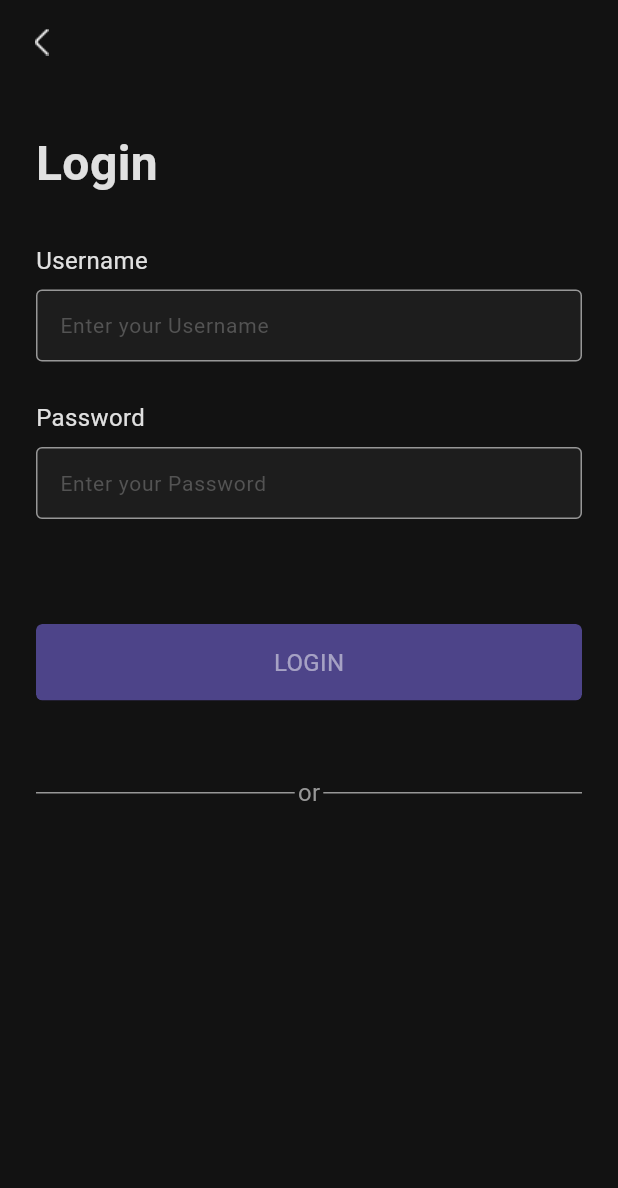
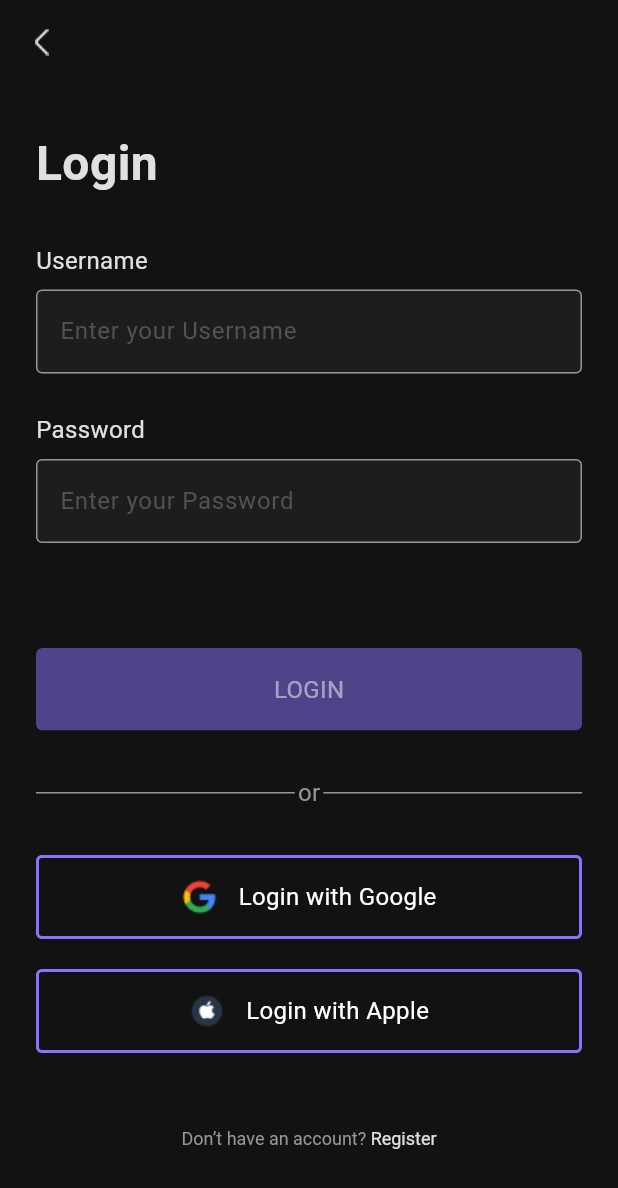
Before and after one commit to DargaHasanBasri/want_to_do, a Flutter app: the screen it shows after launch, on a phone screen of 412 x 824 dp. Shown: the top 1188 px of the screen. Run offline on Flutter 3.47's test engine with Material 3 defaults, Android fonts, the phone set to English and light mode, and no system bars.

Commit message:
Update login page and Fix some bugs

```diff
--- a/lib/main.dart
+++ b/lib/main.dart
@@ -1,6 +1,8 @@
 import 'package:flutter/material.dart';
 import 'package:flutter/services.dart';
 import 'package:want_to_do/ui/pages/login/login_provider.dart';
+import 'package:want_to_do/ui/pages/onboarding/onboarding_provider.dart';
+import 'package:want_to_do/ui/pages/splash/splash_page.dart';
 import 'package:want_to_do/ui/pages/welcome/welcome_provider.dart';
 
 void main() {
--- a/lib/ui/pages/login/login_page.dart
+++ b/lib/ui/pages/login/login_page.dart
@@ -1,3 +1,4 @@
+import 'package:flutter/gestures.dart';
 import 'package:flutter/material.dart';
 import 'package:want_to_do/base/base_stateful_state.dart';
 import 'package:want_to_do/ui/widgets/custom_button.dart';
@@ -20,8 +21,8 @@ class _LoginPageState extends BaseStatefulState<LoginPage> {
   Widget build(BuildContext context) {
     return Scaffold(
       appBar: AppBar(
-        elevation: 0,
-        backgroundColor: Colors.transparent,
+        backgroundColor: AppColors.backgroundColor,
+        forceMaterialTransparency: true,
         leading: IconButton(
           padding: EdgeInsets.zero,
           onPressed: () {},
@@ -37,7 +38,8 @@ class _LoginPageState extends BaseStatefulState<LoginPage> {
   }
 
   Widget _buildBody() {
-    return SafeArea(
+    return SingleChildScrollView(
+      child: SafeArea(
         child: Padding(
           padding: AppPaddings.pagePaddingHorizontal,
           child: Column(
@@ -75,8 +77,59 @@ class _LoginPageState extends BaseStatefulState<LoginPage> {
                 backgroundColor: AppColors.crocusPurple.withOpacity(0.5),
                 titleColor: AppColors.white.withOpacity(0.5),
               ),
+              SizedBox(height: 30),
+              _orText(),
+              SizedBox(height: 30),
+              CustomButton(
+                title: 'Login with Google',
+                iconLogoAddress: 'ic_logo_google',
+                onClick: () {},
+                backgroundColor: AppColors.backgroundColor,
+                borderColor: AppColors.crocusPurple,
+              ),
+              SizedBox(height: 20),
+              CustomButton(
+                title: 'Login with Apple',
+                iconLogoAddress: 'ic_logo_apple',
+                onClick: () {},
+                backgroundColor: AppColors.backgroundColor,
+                borderColor: AppColors.crocusPurple,
+              ),
               SizedBox(height: 50),
-            Row(
+              Center(
+                child: RichText(
+                  textAlign: TextAlign.center,
+                  text: TextSpan(
+                    text: 'Don’t have an account? ',
+                    style: TextStyle(
+                      color: AppColors.mountainMist,
+                      fontSize: 12,
+                      fontWeight: FontWeight.w400,
+                    ),
+                    children: [
+                      TextSpan(
+                        text: 'Register',
+                        style: TextStyle(
+                          color: AppColors.white.withOpacity(0.87),
+                          fontSize: 12,
+                          fontWeight: FontWeight.w400,
+                        ),
+                        recognizer: TapGestureRecognizer()..onTap = () {},
+                      ),
+                    ],
+                  ),
+                ),
+              ),
+              SizedBox(height: 20),
+            ],
+          ),
+        ),
+      ),
+    );
+  }
+
+  Widget _orText() {
+    return Row(
       children: [
         Expanded(
           child: Container(
@@ -104,10 +157,6 @@ class _LoginPageState extends BaseStatefulState<LoginPage> {
           ),
         ),
       ],
-            ),
-          ],
-        ),
-      ),
     );
   }
 }
--- a/lib/ui/pages/welcome/welcome_page.dart
+++ b/lib/ui/pages/welcome/welcome_page.dart
@@ -14,6 +14,18 @@ class _WelcomePageState extends State<WelcomePage> {
   @override
   Widget build(BuildContext context) {
     return Scaffold(
+      appBar: AppBar(
+        backgroundColor: AppColors.backgroundColor,
+        forceMaterialTransparency: true,
+        leading: IconButton(
+          padding: EdgeInsets.zero,
+          onPressed: () {},
+          icon: Image.asset(
+            'assets/ic_arrow_back.png',
+            color: AppColors.white,
+          ),
+        ),
+      ),
       backgroundColor: AppColors.backgroundColor,
       body: _buildBody(),
     );
@@ -25,17 +37,22 @@ class _WelcomePageState extends State<WelcomePage> {
         padding: AppPaddings.pagePaddingHorizontal,
         child: Column(
           crossAxisAlignment: CrossAxisAlignment.start,
+          mainAxisAlignment: MainAxisAlignment.spaceBetween,
           children: [
-            IconButton(
-              onPressed: () {},
-              icon: Image.asset(
-                'assets/ic_arrow_back.png',
-                color: AppColors.white,
+            _welcomeMessage(),
+            _loginAndCreateButton(),
+          ],
         ),
       ),
+    );
+  }
+
+  Widget _welcomeMessage() {
+    return Column(
+      children: [
         Center(
           child: Padding(
-                padding: const EdgeInsets.only(top: 58),
+            padding: const EdgeInsets.only(top: 50),
             child: Text(
               'Welcome to WantToDo',
               style: TextStyle(
@@ -45,7 +62,7 @@ class _WelcomePageState extends State<WelcomePage> {
                 overflow: TextOverflow.ellipsis,
               ),
               textAlign: TextAlign.center,
-                  maxLines: 2,
+              maxLines: 3,
             ),
           ),
         ),
@@ -60,10 +77,16 @@ class _WelcomePageState extends State<WelcomePage> {
               overflow: TextOverflow.ellipsis,
             ),
             textAlign: TextAlign.center,
-                maxLines: 2,
+            maxLines: 3,
           ),
         ),
-            Spacer(),
+      ],
+    );
+  }
+
+  Widget _loginAndCreateButton() {
+    return Column(
+      children: [
         CustomButton(
           title: 'LOGIN',
           onClick: () {},
@@ -77,8 +100,6 @@ class _WelcomePageState extends State<WelcomePage> {
         ),
         SizedBox(height: 50),
       ],
-        ),
-      ),
     );
   }
 }
--- a/lib/ui/widgets/custom_button.dart
+++ b/lib/ui/widgets/custom_button.dart
@@ -8,9 +8,11 @@ class CustomButton extends StatelessWidget {
     Color? titleColor,
     Color? borderColor,
     String? title,
+    String? iconLogoAddress,
     double? borderRadius,
     VoidCallback? onClick,
   })  : title = title ?? 'NEXT',
+        iconLogoAddress = iconLogoAddress ?? '',
         backgroundColor = backgroundColor ?? AppColors.crocusPurple,
         titleColor = titleColor ?? AppColors.white,
         borderColor = borderColor ?? Colors.transparent,
@@ -19,6 +21,7 @@ class CustomButton extends StatelessWidget {
   final Color? backgroundColor;
   final Color? titleColor;
   final String title;
+  final String iconLogoAddress;
   final VoidCallback? onClick;
   final double? borderRadius;
   final Color? borderColor;
@@ -41,10 +44,13 @@ class CustomButton extends StatelessWidget {
               ),
               borderRadius: BorderRadius.circular(borderRadius ?? 4.0),
             ),
-            child: Center(
             child: Padding(
-                padding: EdgeInsets.symmetric(vertical: 12, horizontal: 24),
-                child: Text(
+              padding: EdgeInsets.symmetric(vertical: 14, horizontal: 24),
+              child: Row(
+                mainAxisAlignment: MainAxisAlignment.center,
+                children: [
+                  getIconLogo(),
+                  Text(
                     title,
                     style: TextStyle(
                       color: titleColor,
@@ -52,6 +58,7 @@ class CustomButton extends StatelessWidget {
                       fontWeight: FontWeight.w400,
                     ),
                   ),
+                ],
               ),
             ),
           ),
@@ -59,4 +66,19 @@ class CustomButton extends StatelessWidget {
       ),
     );
   }
+
+  Widget getIconLogo() {
+    if (iconLogoAddress.isNotEmpty) {
+      return Padding(
+        padding: const EdgeInsets.only(right: 14),
+        child: Image.asset(
+          'assets/${iconLogoAddress}.png',
+          width: 24,
+          height: 24,
+        ),
+      );
+    } else {
+      return const SizedBox();
     }
+  }
+}
--- a/lib/ui/widgets/custom_text_form_field.dart
+++ b/lib/ui/widgets/custom_text_form_field.dart
@@ -54,16 +54,24 @@ class _CustomTextFormFieldState extends State<CustomTextFormField> {
           autofocus: widget.isAutoTrue ?? false,
           keyboardType: widget.inputType,
           onChanged: _onChanged,
+          style: const TextStyle(
+            color: AppColors.white,
+            fontSize: 16,
+            fontWeight: FontWeight.w400,
+          ),
           decoration: InputDecoration(
             hintText: widget.hintText,
             hintStyle: TextStyle(
-              fontSize: 14,
+              fontSize: 16,
               fontWeight: FontWeight.w400,
               color: AppColors.davyGrey,
             ),
             filled: true,
             fillColor: AppColors.darkJungleGreen,
-            contentPadding: const EdgeInsets.all(12),
+            contentPadding: const EdgeInsets.symmetric(
+              horizontal: 12,
+              vertical: 16,
+            ),
             border: OutlineInputBorder(
               borderRadius: BorderRadius.circular(widget.borderRadius),
               borderSide: BorderSide(
```
Also changed, not shown: assets/ic_logo_apple.png (added), assets/ic_logo_google.png (added). Lines whose indentation alone changed are shown as unchanged.
